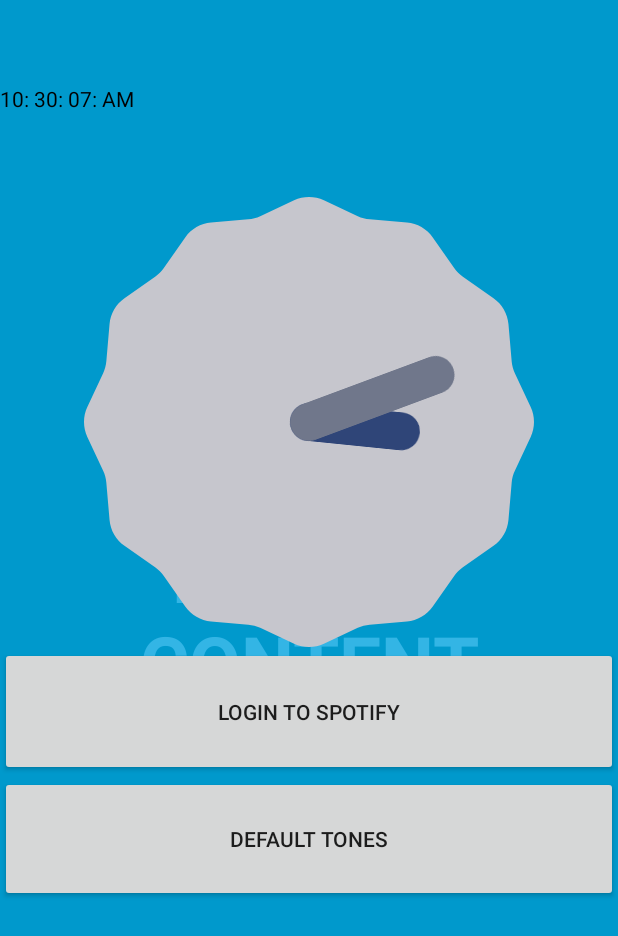
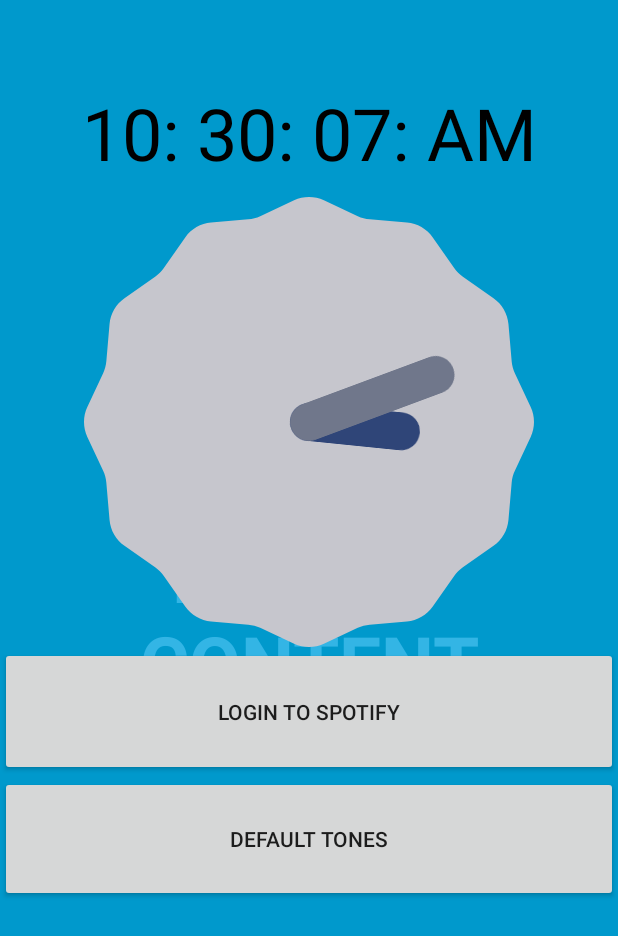
Before and after one commit to ndarand2/ProjFinna, an Android app: the screen it shows after launch (FullscreenActivity), on a phone screen of 412 x 824 dp. Shown: the top 936 px of the screen. Run offline under Robolectric (Android 15) with nearby library versions, the phone set to English and light mode, and no system bars.

Commit message:
TextClock

```diff
--- a/app/src/main/res/layout/activity_fullscreen.xml
+++ b/app/src/main/res/layout/activity_fullscreen.xml
@@ -59,6 +59,8 @@
                 android:format12Hour="hh: mm: ss: a"
                 android:textColor="#000000"
                 android:visibility="visible"
+                android:textSize="48dp"
+                android:textAlignment="center"
                 tools:text="@tools:sample/date/hhmmss"
                 tools:visibility="visible" />
 
```
